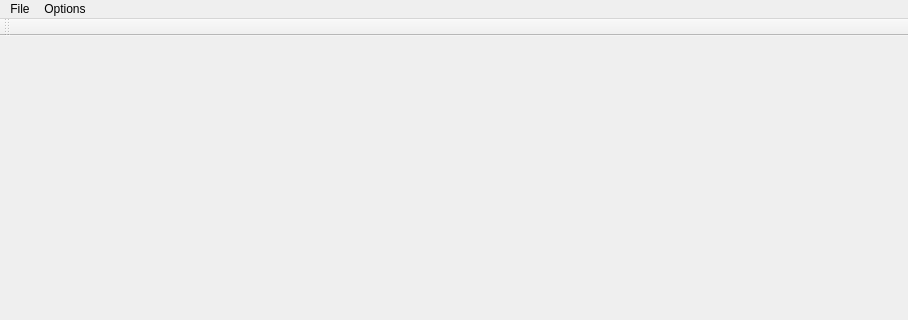
Above: EnergyUsage/mainwindow.ui from Cvelthoven/EnergyUsage before the change; both pictures show x 0 to 908 and y 0 to 320 of the 908 by 615 pixel window. Below: the same form after it.
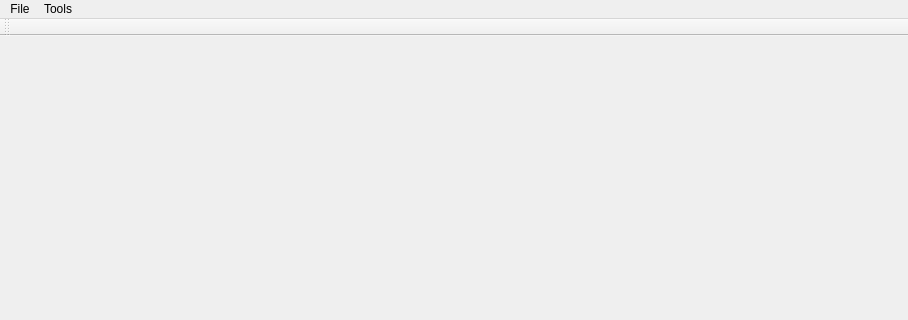
That is the form after the change.

Diff of the .ui file:
```diff
--- a/EnergyUsage/mainwindow.ui
+++ b/EnergyUsage/mainwindow.ui
@@ -42,7 +42,7 @@
    </widget>
    <widget class="QMenu" name="menuOptions">
     <property name="title">
-     <string>Options</string>
+     <string>Tools</string>
     </property>
     <addaction name="actionDatabase"/>
     <addaction name="actionLogging"/>
```
Left out of the diff: 12 changed lines with no effect on the pictures.
